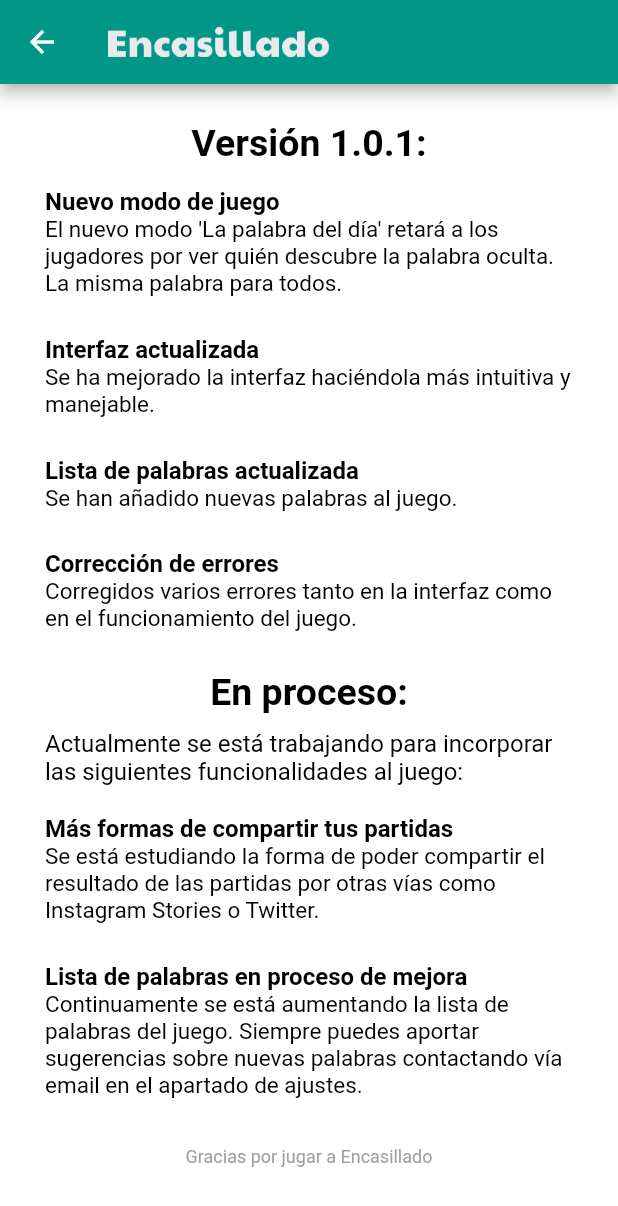
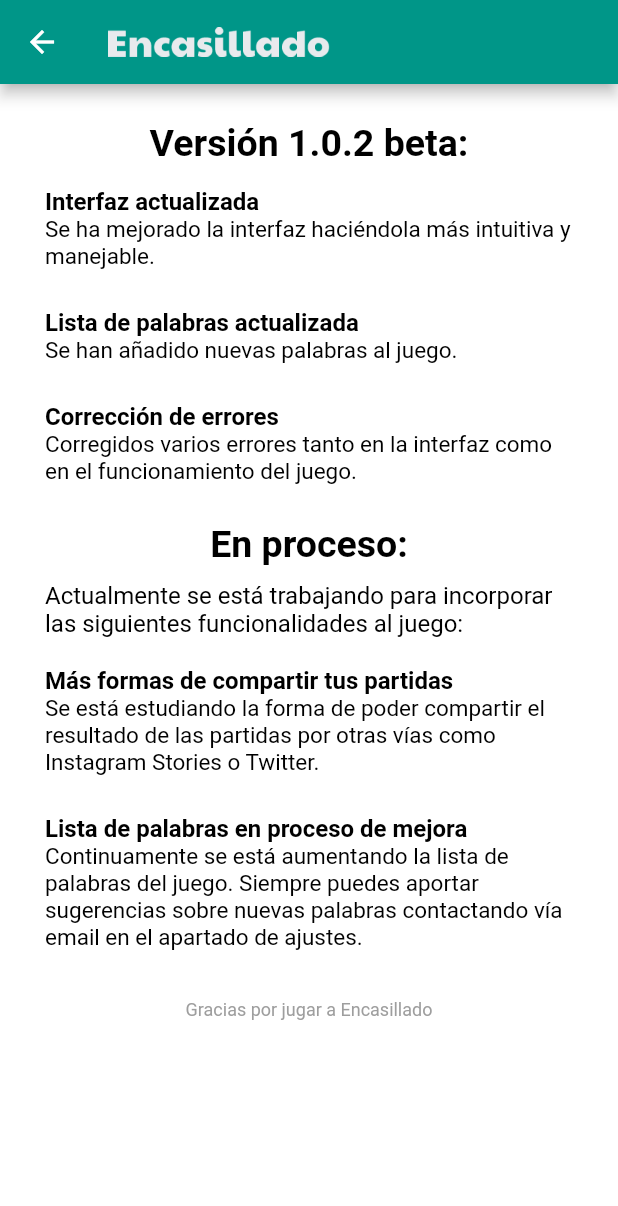
Before and after one commit to joaquinsolla/Encasillado, a Flutter app: the update_version_page screen opened directly, on a phone screen of 412 x 824 dp. Shown: the top 1206 px of the screen. Run offline on Flutter 3.47's test engine with Material 2 defaults, Android fonts, the phone set to English and light mode, and no system bars; our stand-ins replace flushbar; missing offline and left inert: mailto, whatsapp_share; Roboto replaces fonts that are missing (RaleWay).

Commit message:
Working on 1.0.2 beta

```diff
--- a/lib/common_pages.dart
+++ b/lib/common_pages.dart
@@ -1003,32 +1003,6 @@ class update_version_page extends StatelessWidget {
                 height: 15,
               ),
               Text(
-                "Nuevo modo de juego",
-                style: TextStyle(
-                  fontSize: 16,
-                  color: myBlack,
-                  fontWeight: FontWeight.bold,
-                  decoration: TextDecoration.none,
-                  fontFamily: 'RaleWay',
-                ),
-                textAlign: TextAlign.left,
-              ),
-              Text(
-                "El nuevo modo 'La palabra del día' retará a los jugadores por ver quién "
-                    "descubre la palabra oculta. La misma palabra para todos.\n",
-                style: TextStyle(
-                  fontSize: 15,
-                  color: myBlack,
-                  fontWeight: FontWeight.normal,
-                  decoration: TextDecoration.none,
-                  fontFamily: 'RaleWay',
-                ),
-                textAlign: TextAlign.left,
-              ),
-              SizedBox(
-                height: 7.5,
-              ),
-              Text(
                 "Interfaz actualizada",
                 style: TextStyle(
                   fontSize: 16,
--- a/lib/common_variables.dart
+++ b/lib/common_variables.dart
@@ -1,4 +1,4 @@
-const String currentVersion = "1.0.1";
+const String currentVersion = "1.0.2 beta";
 
 int currentPage = 0;
 bool appStarted = false;
```
Also changed, not shown: 1 other file.
